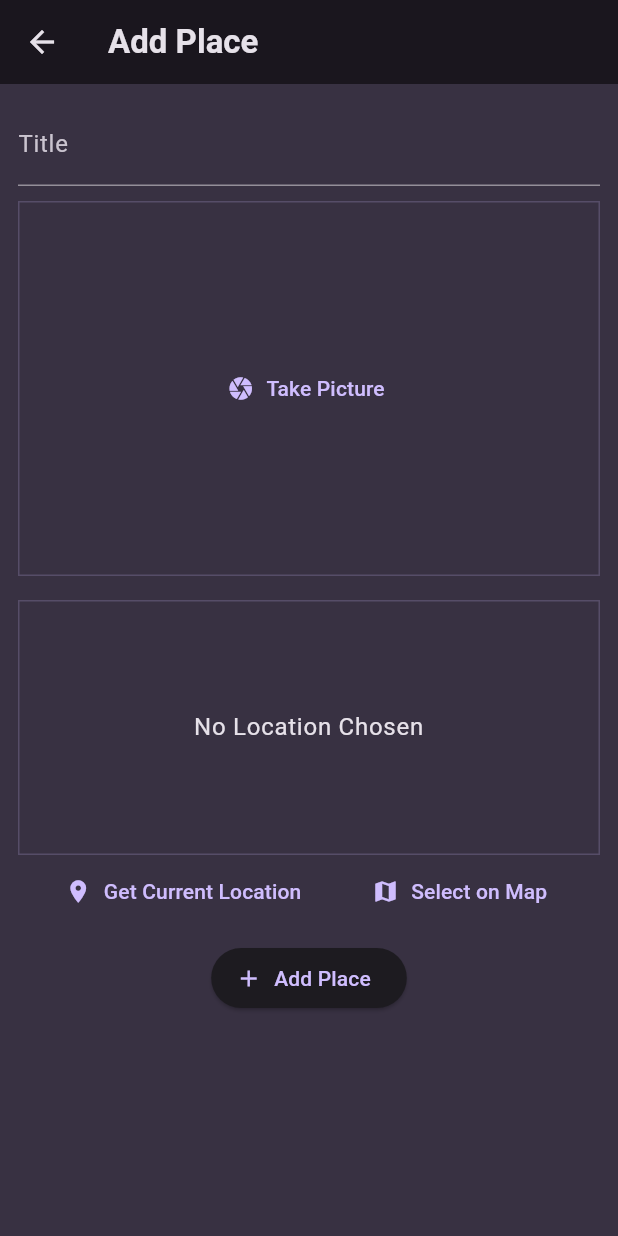
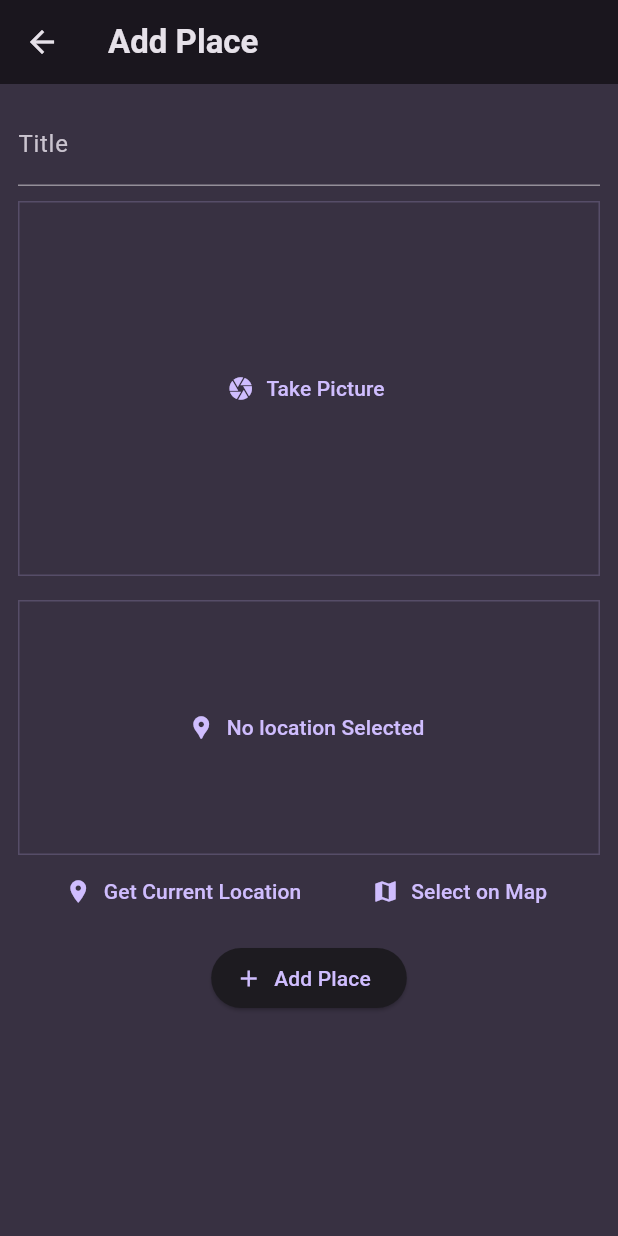
Before and after one commit to MDREZA110/FavoritePlaces, a Flutter app: the AddPlaceScreen screen opened directly, on a phone screen of 412 x 824 dp. Run offline on Flutter 3.47's test engine with Material 3 defaults, Android fonts, the phone set to English and light mode, and no system bars; our stand-ins replace flutter_riverpod, google_fonts, image_picker, location, riverpod.

Commit message:
getting current location ssff

```diff
--- a/lib/models/place.dart
+++ b/lib/models/place.dart
@@ -1,11 +1,34 @@
+import 'dart:io';
+import 'package:location/location.dart';
+
 import 'package:uuid/uuid.dart';
-import 'dart:io';
 
 const uuid = Uuid();
 
 class Place {
-  Place({required this.title, required this.image}) : id = uuid.v4();
+  Place({required this.title, required this.image, required this.locationData
+      // required this.location,
+      })
+      : id = uuid.v4();
+
   final String id;
   final String title;
   final File image;
+
+  LocationData locationData;
+  // final PlaceLocation location;
 }
+
+
+
+// class PlaceLocation {
+//   const PlaceLocation({
+//     required this.latitude,
+//     required this.longitude,
+//     required this.address,
+//   });
+
+//   final double latitude;
+//   final double longitude;
+//   final String address;
+// }
--- a/lib/providers/user_places.dart
+++ b/lib/providers/user_places.dart
@@ -1,6 +1,7 @@
 // ignore: depend_on_referenced_packages
 import 'dart:io';
 
+import 'package:location/location.dart';
 import 'package:riverpod/riverpod.dart';
 
 import 'package:favorite_places/models/place.dart';
@@ -8,8 +9,9 @@ import 'package:favorite_places/models/place.dart';
 class UserPlacesNotifire extends StateNotifier<List<Place>> {
   UserPlacesNotifire() : super(const []);
 
-  void addPlace(String title, File image) {
-    final newPlace = Place(title: title, image: image);
+  void addPlace(String title, File image, LocationData locationData) {
+    final newPlace =
+        Place(title: title, image: image, locationData: locationData);
     state = [newPlace, ...state];
   }
 }
--- a/lib/widgets/location_input.dart
+++ b/lib/widgets/location_input.dart
@@ -2,7 +2,9 @@ import 'package:flutter/material.dart';
 import 'package:location/location.dart';
 
 class LocationInput extends StatefulWidget {
-  const LocationInput({super.key});
+  const LocationInput({super.key, required this.onSelectLocation});
+
+  final void Function(LocationData image) onSelectLocation;
 
   @override
   State<LocationInput> createState() => _LocationInputState();
@@ -11,14 +13,15 @@ class LocationInput extends StatefulWidget {
 class _LocationInputState extends State<LocationInput> {
   Location? pickedLocation;
   var isGettingLocation = false;
+  LocationData? _pickedLocation;
 
   void _getCurrentLocation() async {
     Location location = Location();
 
     bool serviceEnabled;
     PermissionStatus permissionGranted;
-    LocationData locationData;
 
+    // Check if location services are enabled
     serviceEnabled = await location.serviceEnabled();
     if (!serviceEnabled) {
       serviceEnabled = await location.requestService();
@@ -39,24 +42,31 @@ class _LocationInputState extends State<LocationInput> {
       isGettingLocation = true;
     });
 
-    locationData = await location.getLocation();
+    final locationData = await location.getLocation();
 
     setState(() {
       isGettingLocation = false;
+      _pickedLocation = locationData;
     });
+
+    widget.onSelectLocation(_pickedLocation!);
   }
 
   @override
   Widget build(BuildContext context) {
-    Widget previewContent = Text('No Location Chosen',
-        textAlign: TextAlign.center,
-        style: Theme.of(context).textTheme.bodyLarge!.copyWith(
-              color: Theme.of(context).colorScheme.onSurface,
-            ));
+    Widget content;
+    if (_pickedLocation == null) {
+      content = TextButton.icon(
+        icon: const Icon(Icons.location_pin),
+        label: const Text('No location Selected'),
+        onPressed: () {},
+      );
+    } else {
+      content = Text(_pickedLocation!.latitude.toString());
+    }
 
-    if (isGettingLocation) {
-      previewContent = const CircularProgressIndicator();
-    }
+    if (isGettingLocation) {}
+
     return Column(
       children: [
         Container(
@@ -68,7 +78,7 @@ class _LocationInputState extends State<LocationInput> {
                 color: Theme.of(context).colorScheme.primary.withOpacity(0.2)),
           ),
           alignment: Alignment.center, //&  alignment of child
-          child: previewContent,
+          child: content,
         ),
         Row(
           mainAxisAlignment: MainAxisAlignment.spaceEvenly,
--- /dev/null
+++ b/lib/widgets/map.dart
@@ -0,0 +1 @@
+// /
```
Also changed, not shown: lib/screens/add_place.dart (+15 -5 lines), 1 other file.
